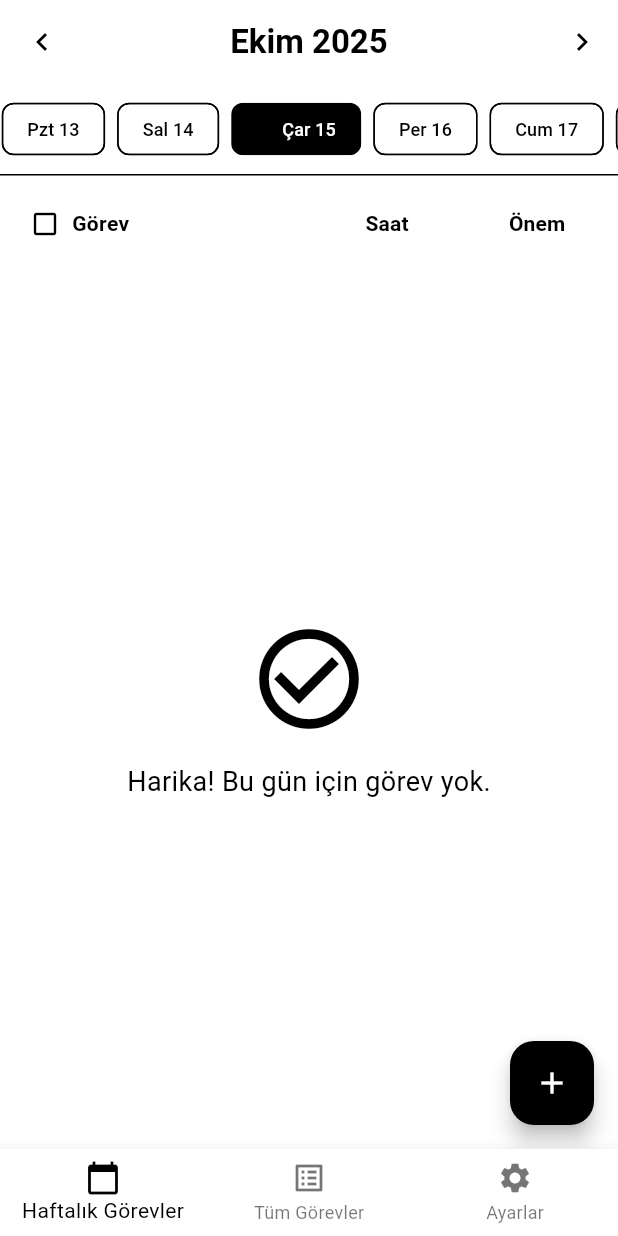
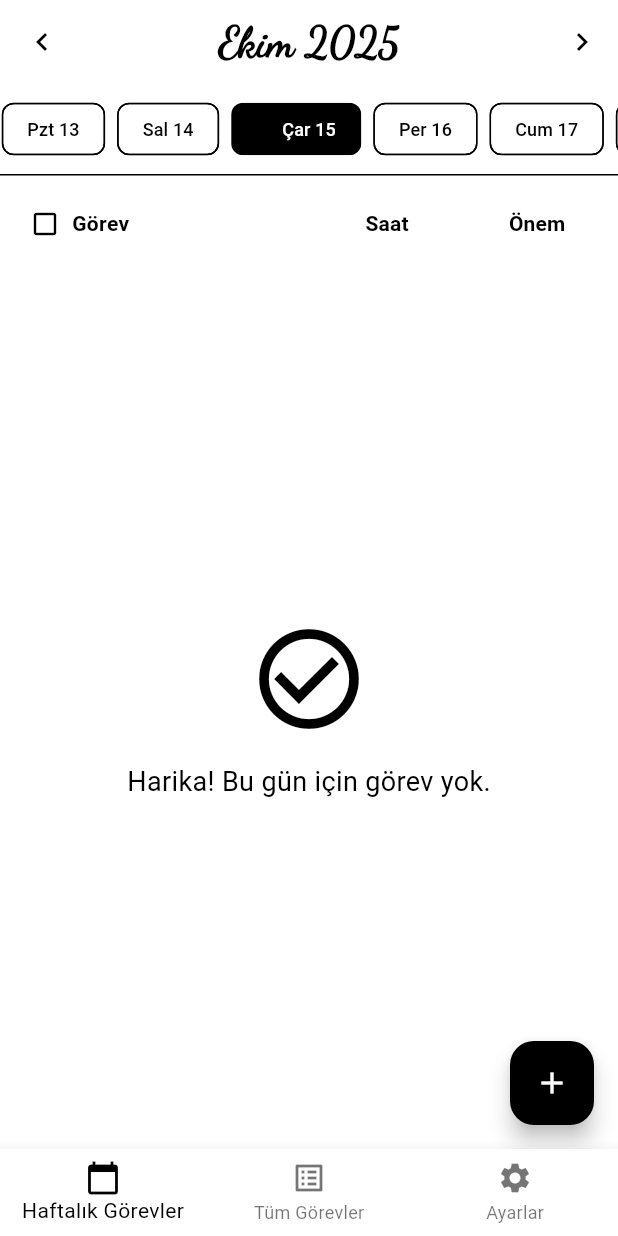
Before and after one commit to koksal100/tracker, a Flutter app: the screen it shows after launch, after a tap on an icon or button, on a phone screen of 412 x 824 dp. Run offline on Flutter 3.47's test engine with Material 3 defaults, Android fonts, the phone set to English and light mode, and no system bars; our stand-ins replace awesome_notifications, shared_preferences.

Commit message:
yazı tipi eklendi

```diff
--- a/lib/screens/home_screen.dart
+++ b/lib/screens/home_screen.dart
@@ -575,7 +575,11 @@ class _HomeScreenState extends State<HomeScreen> with WidgetsBindingObserver {
             : const SizedBox(width: 48),
         title: Text(
           DateFormat.yMMMM('tr_TR').format(_focusedDate),
-          style: const TextStyle(fontSize: 22, fontWeight: FontWeight.bold),
+          style: const TextStyle(
+            fontFamily: 'DancingScript',
+            fontSize: 28, // Increased font size for handwritten style
+            fontWeight: FontWeight.bold,
+          ),
         ),
         centerTitle: true,
         actions: [
--- a/lib/widgets/custom_app_bar.dart
+++ b/lib/widgets/custom_app_bar.dart
@@ -15,7 +15,8 @@ class CustomAppBar extends StatelessWidget implements PreferredSizeWidget {
       title: Text(
         title,
         style: const TextStyle(
-          fontSize: 22, // Increased font size
+          fontFamily: 'DancingScript',
+          fontSize: 28, // Increased font size for handwritten style
           fontWeight: FontWeight.bold,
         ),
       ),
--- a/pubspec.yaml
+++ b/pubspec.yaml
@@ -79,7 +79,10 @@ flutter:
   # "family" key with the font family name, and a "fonts" key with a
   # list giving the asset and other descriptors for the font. For
   # example:
-  # fonts:
+  fonts:
+    - family: DancingScript
+      fonts:
+        - asset: assets/fonts/DancingScript-Regular.ttf
   #   - family: Schyler
   #     fonts:
   #       - asset: fonts/Schyler-Regular.ttf
```
Also changed, not shown: assets/fonts/DancingScript-Regular.ttf (added).
